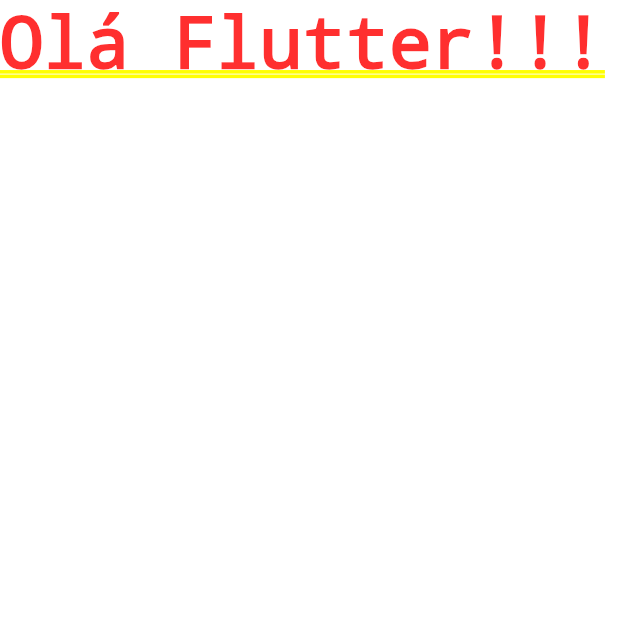
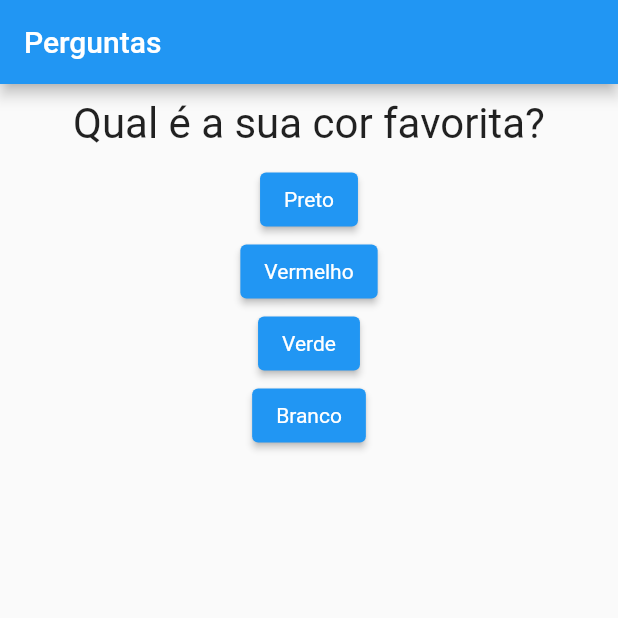
Before and after one commit to Rapharrel/app_perguntas, a Flutter app: the screen it shows after launch, on a phone screen of 412 x 824 dp, the top half of it. Run offline on Flutter 3.47's test engine with Material 2 defaults, Android fonts, the phone set to English and light mode, and no system bars.

Commit message:
Create question application

```diff
--- a/lib/main.dart
+++ b/lib/main.dart
@@ -1,12 +1,98 @@
 import 'package:flutter/material.dart';
+import 'questionario.dart';
+import 'resultado.dart';
 
-main() => runApp(PerguntaApp());
+main() => runApp(const PerguntaApp());
 
-class PerguntaApp extends StatelessWidget {
+class _PerguntaAppState extends State<PerguntaApp> {
+  int _perguntaSelecionada = 0;
+  int _pontuacao = 0;
+  final List<Map<String, List<Map<String, String>>>> _perguntas = const [
+    {
+      'pergunta': [
+        {'texto': 'Qual é a sua cor favorita?'}
+      ],
+      'respostas': [
+        {'texto': 'Preto', 'pontuacao': '2'},
+        {'texto': 'Vermelho', 'pontuacao': '3'},
+        {'texto': 'Verde', 'pontuacao': '4'},
+        {'texto': 'Branco', 'pontuacao': '5'},
+      ],
+    },
+    {
+      'pergunta': [
+        {'texto': 'Qual é o seu animal favorito?'}
+      ],
+      'respostas': [
+        {'texto': 'Coelho', 'pontuacao': '2'},
+        {'texto': 'Cobra', 'pontuacao': '3'},
+        {'texto': 'Elefante', 'pontuacao': '1'},
+        {'texto': 'Leão', 'pontuacao': '5'},
+      ],
+    },
+    {
+      'pergunta': [
+        {'texto': 'Qual é o seu instrutor favorito?'}
+      ],
+      'respostas': [
+        {'texto': 'Maria', 'pontuacao': '5'},
+        {'texto': 'João', 'pontuacao': '2'},
+        {'texto': 'Leo', 'pontuacao': '3'},
+        {'texto': 'Pedro', 'pontuacao': '4'},
+      ],
+    }
+  ];
+
+  void _responder(int responsta) {
+    if (temPerguntaSelecionada) {
+      setState(() {
+        _pontuacao += int.parse(_perguntas[_perguntaSelecionada]
+            ['respostas']![responsta]['pontuacao']!);
+        _perguntaSelecionada++;
+      });
+    }
+  }
+
+  void _reiniciarQuestionario() {
+    setState(() {
+      _perguntaSelecionada = 0;
+      _pontuacao = 0;
+    });
+  }
+
+  bool get temPerguntaSelecionada {
+    return _perguntaSelecionada < _perguntas.length;
+  }
+
   @override
   Widget build(BuildContext context) {
     return MaterialApp(
-      home: Text('Olá Flutter!!!'),
+      home: Scaffold(
+        appBar: AppBar(
+          title: const Text("Perguntas"),
+        ),
+        body: temPerguntaSelecionada
+            ? Questionario(
+                pergunta: _perguntas[_perguntaSelecionada]['pergunta']![0]
+                        ['texto']
+                    .toString(),
+                respostas: _perguntas[_perguntaSelecionada]['respostas']!
+                    .map((e) => e['texto'].toString())
+                    .toList(),
+                quandoResponder: _responder,
+              )
+            : Resultado(
+                pontuacao: _pontuacao,
+                quandoReiniciar: _reiniciarQuestionario,
+              ),
+      ),
     );
   }
 }
+
+class PerguntaApp extends StatefulWidget {
+  const PerguntaApp({Key? key}) : super(key: key);
+
+  @override
+  _PerguntaAppState createState() => _PerguntaAppState();
+}
--- /dev/null
+++ b/lib/questao.dart
@@ -0,0 +1,20 @@
+import 'package:flutter/material.dart';
+
+class Questao extends StatelessWidget {
+  final String _questao;
+
+  const Questao(this._questao, {Key? key}) : super(key: key);
+
+  @override
+  Widget build(BuildContext context) {
+    return Container(
+      width: double.infinity,
+      margin: const EdgeInsets.all(10),
+      child: Text(
+        _questao,
+        textAlign: TextAlign.center,
+        style: const TextStyle(fontSize: 28),
+      ),
+    );
+  }
+}
--- /dev/null
+++ b/lib/questionario.dart
@@ -0,0 +1,30 @@
+import 'package:flutter/material.dart';
+import 'questao.dart';
+import 'resposta.dart';
+
+class Questionario extends StatelessWidget {
+  final String pergunta;
+  final void Function(int) quandoResponder;
+  final List<String> respostas;
+
+  const Questionario(
+      {Key? key,
+      required this.pergunta,
+      required this.respostas,
+      required this.quandoResponder})
+      : super(key: key);
+
+  @override
+  Widget build(BuildContext context) {
+    return Column(
+      children: [
+        Questao(pergunta),
+        ...respostas
+            .asMap()
+            .entries
+            .map((t) => Resposta(t.value, () => quandoResponder(t.key)))
+            .toList(),
+      ],
+    );
+  }
+}
--- /dev/null
+++ b/lib/resposta.dart
@@ -0,0 +1,21 @@
+import 'package:flutter/material.dart';
+
+class Resposta extends StatelessWidget {
+  final String _resposta;
+  final void Function() _onPressed;
+
+  const Resposta(this._resposta, this._onPressed, {Key? key}) : super(key: key);
+
+  @override
+  Widget build(BuildContext context) {
+    return ElevatedButton(
+      style: ButtonStyle(
+          backgroundColor: MaterialStateProperty.all(Colors.blue),
+          textStyle: MaterialStateProperty.all(
+            const TextStyle(color: Colors.white),
+          )),
+      child: Text(_resposta),
+      onPressed: _onPressed,
+    );
+  }
+}
--- /dev/null
+++ b/lib/resultado.dart
@@ -0,0 +1,42 @@
+import 'package:flutter/material.dart';
+
+class Resultado extends StatelessWidget {
+  final void Function() quandoReiniciar;
+
+  final int pontuacao;
+
+  const Resultado({
+    Key? key,
+    required this.quandoReiniciar,
+    required this.pontuacao,
+  }) : super(key: key);
+
+  String _resultado() {
+    return pontuacao < 8
+        ? 'Parabéns'
+        : pontuacao < 16
+            ? 'Você é bom!'
+            : pontuacao < 24
+                ? 'Incrivél'
+                : 'Você é um Jedi!';
+  }
+
+  @override
+  Widget build(BuildContext context) {
+    return Column(
+      mainAxisAlignment: MainAxisAlignment.center,
+      children: [
+        Center(child: Text(_resultado(), style: const TextStyle(fontSize: 28))),
+        TextButton(
+          onPressed: quandoReiniciar,
+          style: ButtonStyle(
+            textStyle: MaterialStateProperty.all(
+              const TextStyle(color: Colors.blue),
+            ),
+          ),
+          child: const Text('Reiniciar?'),
+        ),
+      ],
+    );
+  }
+}
```
